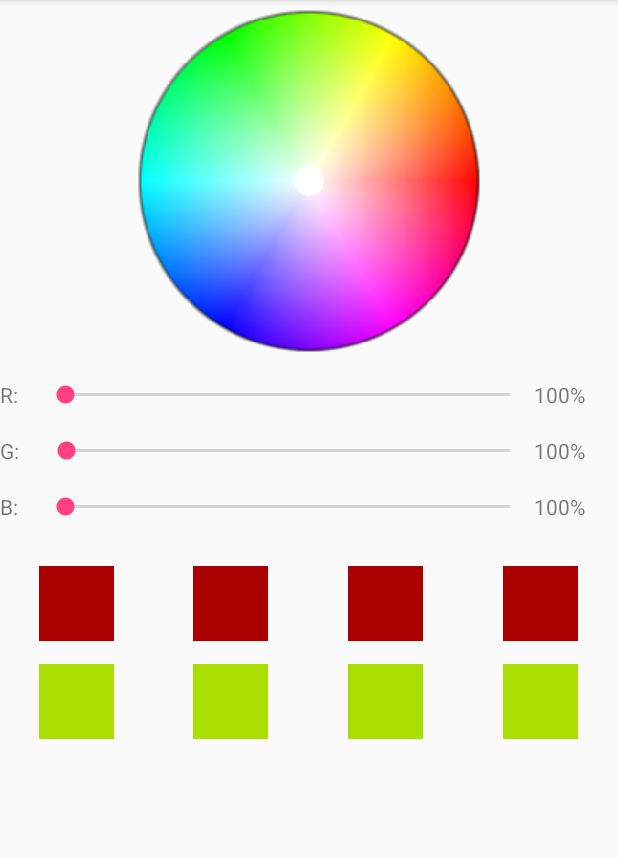
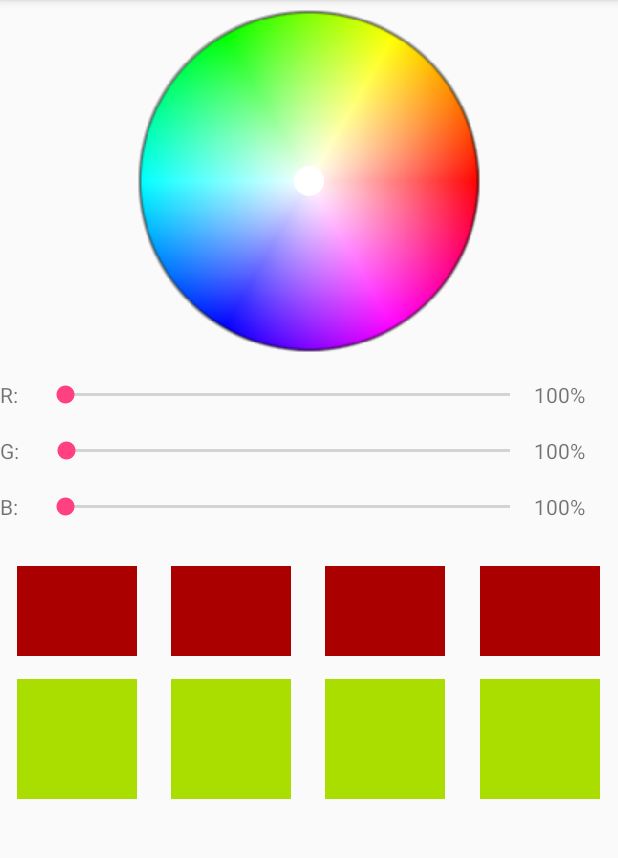
Before and after one commit to roveroc/MyAndroid, an Android app: the Cutom_Color_Activity screen opened directly, with no data from a screen before it, on a phone screen of 412 x 824 dp, the part 84-942 px from its top. Run offline under Robolectric (Android 15) with nearby library versions, the phone set to English and light mode, and no system bars.

Commit message:
完善界面

```diff
--- a/app/src/main/java/com/example/rover/grow_plant/Cutom_Color_Activity.java
+++ b/app/src/main/java/com/example/rover/grow_plant/Cutom_Color_Activity.java
@@ -2,6 +2,7 @@ package com.example.rover.grow_plant;
 
 
 
+import android.graphics.Color;
 import android.media.Image;
 import android.os.Bundle;
 import android.speech.tts.TextToSpeech;
@@ -15,20 +16,55 @@ import android.widget.ListView;
 import android.widget.SeekBar;
 import android.widget.TextView;
 import android.widget.ImageView;
+import android.os.Handler;
+import android.view.ViewGroup;
+import android.view.ViewTreeObserver;
+
+import org.w3c.dom.Text;
 
 /**
  * Created by rover on 2016/12/22.
  */
 
-public class Cutom_Color_Activity extends AppCompatActivity{
+public class Cutom_Color_Activity extends AppCompatActivity implements View.OnClickListener,View.OnLongClickListener{
 
     private ColorPickerView colorView;
+    private ImageView       view1;
+    private ImageView       view2;
+    private ImageView       view3;
+    private ImageView       view4;
+    private ImageView       view5;
+    private ImageView       view6;
+    private ImageView       view7;
+    private ImageView       view8;
+
+    private SeekBar         r_bar;
+    private SeekBar         g_bar;
+    private SeekBar         b_bar;
+
+    private TextView        r_bar_textview;
+    private TextView        g_bar_textview;
+    private TextView        b_bar_textview;
+
+    private ImageView       tempView = null;
+    private int             tempid   = -1;
+
+    private boolean         scalFlag = true;
 
     @Override
     protected void onCreate(Bundle savedInstanceState) {
         super.onCreate(savedInstanceState);
 
         setContentView(R.layout.cutom_color_layout);
+
+        r_bar = (SeekBar)findViewById(R.id.red_bar);
+        r_bar_textview = (TextView)findViewById(R.id.red_bar_value);
+
+        g_bar = (SeekBar)findViewById(R.id.green_bar);
+        g_bar_textview = (TextView)findViewById(R.id.green_bar_value);
+
+        b_bar = (SeekBar)findViewById(R.id.blue_bar);
+        b_bar_textview = (TextView)findViewById(R.id.blue_bar_value);
 
         //色盘取色
         colorView = (ColorPickerView) findViewById(R.id.custom_colorView);
@@ -41,15 +77,115 @@ public class Cutom_Color_Activity extends AppCompatActivity{
                     byte[] PwmValue = Utils.hexStringToBytes(pwm);
 
                     int mWhite = PwmValue[0] & 0xff;
-                    int mRed = PwmValue[1] & 0xff;
+                    int mRed   = PwmValue[1] & 0xff;
                     int mGreen = PwmValue[2] & 0xff;
-                    int mBlue = PwmValue[3] & 0xff;
+                    int mBlue  = PwmValue[3] & 0xff;
 
                     Log.i("value ", " = " + mWhite + "  " + mRed + "  " + mGreen + "  " + mBlue);
+                    if(tempView != null){
+                        ViewGroup.LayoutParams  temp = tempView.getLayoutParams();
+                        if(temp.width > 120){
+                            tempView.setBackgroundColor(Color.rgb(mRed,mGreen,mBlue));
+                        }
+                    }
+
+
+
 
                 }
             }
         });
+
+        //按钮
+        view1 = (ImageView)findViewById(R.id.custom_1);
+        view2 = (ImageView)findViewById(R.id.custom_2);
+        view3 = (ImageView)findViewById(R.id.custom_3);
+        view4 = (ImageView)findViewById(R.id.custom_4);
+        view5 = (ImageView)findViewById(R.id.custom_5);
+        view6 = (ImageView)findViewById(R.id.custom_6);
+        view7 = (ImageView)findViewById(R.id.custom_7);
+        view8 = (ImageView)findViewById(R.id.custom_8);
+
+        view1.setLongClickable(true);
+        view2.setLongClickable(true);
+        view3.setLongClickable(true);
+        view4.setLongClickable(true);
+        view5.setLongClickable(true);
+        view6.setLongClickable(true);
+        view7.setLongClickable(true);
+        view8.setLongClickable(true);
+
+        view1.setOnClickListener(this);
+        view1.setOnLongClickListener(this);
+
+        view2.setOnClickListener(this);
+        view2.setOnLongClickListener(this);
+
+        view3.setOnClickListener(this);
+        view3.setOnLongClickListener(this);
+
+        view4.setOnClickListener(this);
+        view4.setOnLongClickListener(this);
+
+
+        //获取控件大小
+//        view1.getViewTreeObserver().addOnGlobalLayoutListener(new ViewTreeObserver.OnGlobalLayoutListener() {
+//            @Override
+//            public void onGlobalLayout() {
+//                int height = view1.getHeight();
+//                int width = view1.getWidth();
+//                Log.i("size "," == " + height + "  " +  width);
+//            }
+//        });
+
+    }
+
+
+    public void onClick(View v) {
+        switch (v.getId()){
+            case R.id.custom_1:{
+
+            }
+                break;
+            default:
+                break;
+        }
+    }
+
+    public boolean onLongClick(View v) {
+        if(tempView != null){
+            ViewGroup.LayoutParams  temp = tempView.getLayoutParams();
+            if(temp.width > 120 && tempid != v.getId()){
+                temp.width -= 20;
+                temp.height -= 20;
+                tempView.setLayoutParams(temp);
+                scalFlag = true;
+            }
+        }
+        tempView = (ImageView)findViewById(v.getId());
+        tempid   = v.getId();
+
+        if(scalFlag == true){
+            ViewGroup.LayoutParams  lp = tempView.getLayoutParams();
+            lp.width+=20;
+            lp.height+=20;
+            scalFlag = false;
+            tempView.setLayoutParams(lp);
+        }else {
+            ViewGroup.LayoutParams  lp = tempView.getLayoutParams();
+            lp.width-=20;
+            lp.height-=20;
+            scalFlag = true;
+            tempView.setLayoutParams(lp);
+        }
+        return true;
+    }
+
+
+
+    //返回上一个界面
+    public void onBackPressed(){
+
     }
 
 
--- a/app/src/main/res/layout/cutom_color_layout.xml
+++ b/app/src/main/res/layout/cutom_color_layout.xml
@@ -125,53 +125,53 @@
 
         <RelativeLayout
             android:layout_width="0dp"
-            android:layout_height="wrap_content"
+            android:layout_height="60dp"
             android:layout_weight="1"
             >
 
             <ImageView
                 android:id="@+id/custom_1"
-                android:layout_width="50dp"
-                android:layout_height="50dp"
+                android:layout_width="120px"
+                android:layout_height="120px"
                 android:layout_centerHorizontal="true"
                 android:background="#aa0000" />
         </RelativeLayout>
 
         <RelativeLayout
             android:layout_width="0dp"
-            android:layout_height="wrap_content"
+            android:layout_height="60dp"
             android:layout_weight="1" >
 
             <ImageView
                 android:id="@+id/custom_2"
-                android:layout_width="50dp"
-                android:layout_height="50dp"
+                android:layout_width="120px"
+                android:layout_height="120px"
                 android:background="#aa0000"
                 android:layout_centerHorizontal="true"/>
         </RelativeLayout>
 
         <RelativeLayout
             android:layout_width="0dp"
-            android:layout_height="wrap_content"
+            android:layout_height="60dp"
             android:layout_weight="1" >
 
             <ImageView
                 android:id="@+id/custom_3"
-                android:layout_width="50dp"
-                android:layout_height="50dp"
+                android:layout_width="120px"
+                android:layout_height="120px"
                 android:layout_centerHorizontal="true"
                 android:background="#aa0000" />
         </RelativeLayout>
 
         <RelativeLayout
             android:layout_width="0dp"
-            android:layout_height="wrap_content"
+            android:layout_height="60dp"
             android:layout_weight="1" >
 
             <ImageView
                 android:id="@+id/custom_4"
-                android:layout_width="50dp"
-                android:layout_height="50dp"
+                android:layout_width="120px"
+                android:layout_height="120px"
                 android:layout_centerHorizontal="true"
                 android:background="#aa0000" />
         </RelativeLayout>
@@ -194,8 +194,8 @@
 
             <ImageView
                 android:id="@+id/custom_5"
-                android:layout_width="50dp"
-                android:layout_height="50dp"
+                android:layout_width="120px"
+                android:layout_height="120px"
                 android:layout_centerHorizontal="true"
                 android:background="#aadd00" />
         </RelativeLayout>
@@ -207,8 +207,8 @@
 
             <ImageView
                 android:id="@+id/custom_6"
-                android:layout_width="50dp"
-                android:layout_height="50dp"
+                android:layout_width="120px"
+                android:layout_height="120px"
                 android:background="#aadd00"
                 android:layout_centerHorizontal="true"/>
         </RelativeLayout>
@@ -220,8 +220,8 @@
 
             <ImageView
                 android:id="@+id/custom_7"
-                android:layout_width="50dp"
-                android:layout_height="50dp"
+                android:layout_width="120px"
+                android:layout_height="120px"
                 android:layout_centerHorizontal="true"
                 android:background="#aadd00" />
         </RelativeLayout>
@@ -233,8 +233,8 @@
 
             <ImageView
                 android:id="@+id/custom_8"
-                android:layout_width="50dp"
-                android:layout_height="50dp"
+                android:layout_width="120px"
+                android:layout_height="120px"
                 android:layout_centerHorizontal="true"
                 android:background="#aadd00" />
         </RelativeLayout>
```
Also changed, not shown: app/src/main/java/com/example/rover/grow_plant/FileHelper.java (added, +55 -0 lines), app/src/main/res/drawable/button_shape_normal.xml (added, +10 -0 lines).
